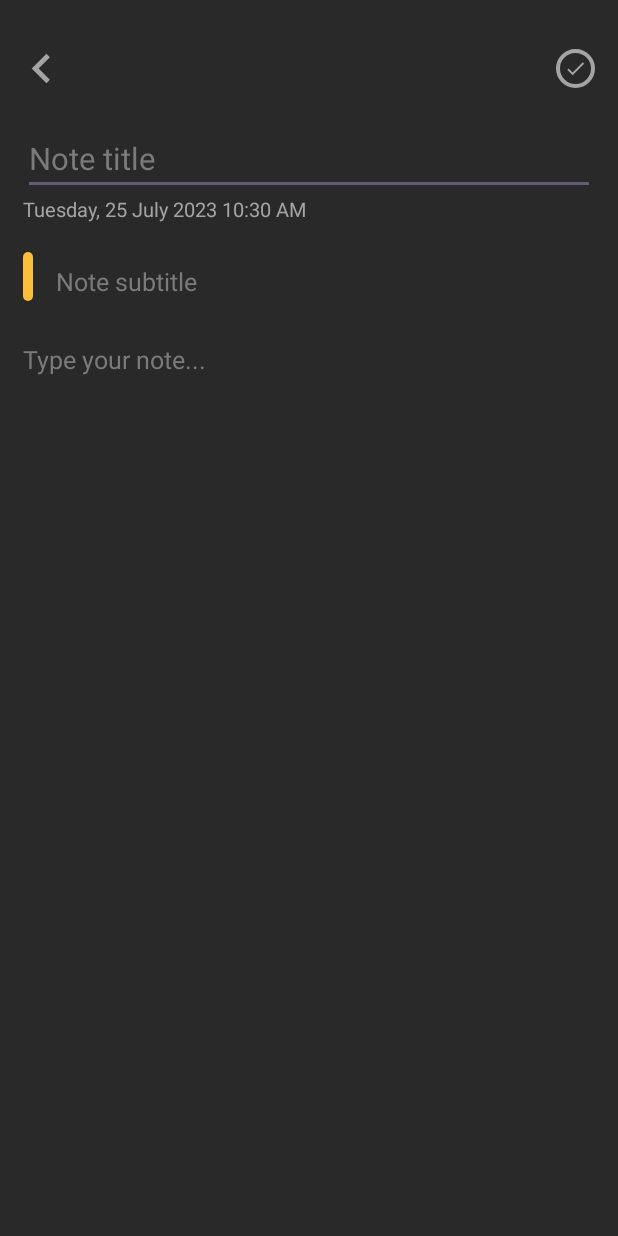
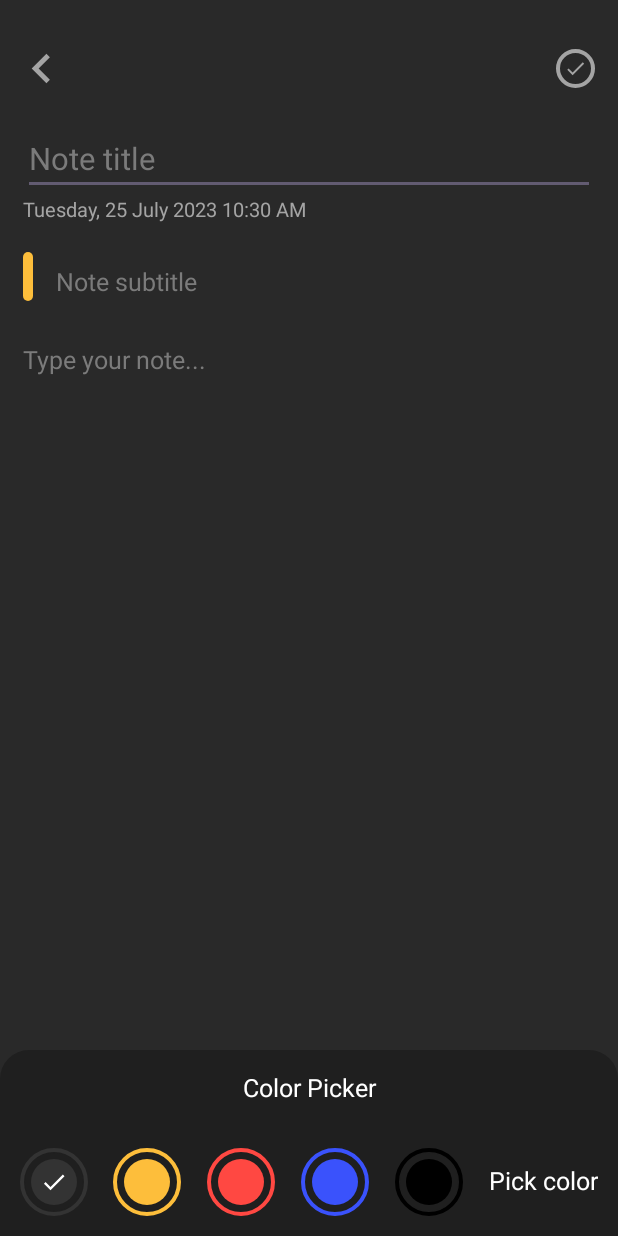
Before and after one commit to MinhKhang0715/Note-taking-app, an Android app: the CreateNoteActivity screen opened directly, with no data from a screen before it, after a tap on "NoteApp", on a phone screen of 412 x 824 dp. Run offline under Robolectric (Android 15) with nearby library versions, the phone set to English and light mode, and no system bars; our stand-ins replace sdp/ssp sizes; 1 other tap on this screen came first.

Commit message:
Add layout for note color picker

```diff
--- a/app/src/main/java/com/example/noteapp/activities/CreateNoteActivity.java
+++ b/app/src/main/java/com/example/noteapp/activities/CreateNoteActivity.java
@@ -6,6 +6,7 @@ import android.os.Handler;
 import android.os.Looper;
 import android.widget.EditText;
 import android.widget.ImageView;
+import android.widget.LinearLayout;
 import android.widget.TextView;
 import android.widget.Toast;
 
@@ -14,6 +15,7 @@ import androidx.appcompat.app.AppCompatActivity;
 import com.example.noteapp.R;
 import com.example.noteapp.database.NoteDatabase;
 import com.example.noteapp.entities.Note;
+import com.google.android.material.bottomsheet.BottomSheetBehavior;
 
 import java.text.SimpleDateFormat;
 import java.util.Date;
@@ -40,6 +42,8 @@ public class CreateNoteActivity extends AppCompatActivity {
                 new SimpleDateFormat("EEEE, dd MMMM yyyy HH:mm a", Locale.getDefault())
                         .format(new Date())
         );
+
+        showColorPicker();
     }
 
     @Override
@@ -76,6 +80,16 @@ public class CreateNoteActivity extends AppCompatActivity {
         });
     }
 
+    private void showColorPicker() {
+        LinearLayout colorPicker = findViewById(R.id.color_picker);
+        BottomSheetBehavior<LinearLayout> bottomSheetBehavior = BottomSheetBehavior.from(colorPicker);
+        colorPicker.findViewById(R.id.textColorPicker).setOnClickListener(view -> {
+            if (bottomSheetBehavior.getState() != BottomSheetBehavior.STATE_EXPANDED)
+                bottomSheetBehavior.setState(BottomSheetBehavior.STATE_EXPANDED);
+            else bottomSheetBehavior.setState(BottomSheetBehavior.STATE_COLLAPSED);
+        });
+    }
+
     private void showToast(String message) {
         Toast.makeText(this, message, Toast.LENGTH_SHORT).show();
     }
--- /dev/null
+++ b/app/src/main/res/drawable/background_note_colors_1.xml
@@ -0,0 +1,31 @@
+<?xml version="1.0" encoding="utf-8"?>
+<layer-list xmlns:android="http://schemas.android.com/apk/res/android">
+    <item>
+        <shape android:shape="oval">
+            <stroke android:width="@dimen/_2sdp"
+                android:color="@color/defaultTextColor"/>
+        </shape>
+    </item>
+
+    <item
+        android:bottom="@dimen/_3sdp"
+        android:top="@dimen/_3sdp"
+        android:left="@dimen/_3sdp"
+        android:right="@dimen/_3sdp">
+        <shape android:shape="oval">
+            <stroke android:width="@dimen/_6sdp"
+                android:color="@color/noteColorPicker"/>
+        </shape>
+    </item>
+
+    <item
+        android:bottom="@dimen/_6sdp"
+        android:top="@dimen/_6sdp"
+        android:left="@dimen/_6sdp"
+        android:right="@dimen/_6sdp">
+        <shape android:shape="oval">
+            <solid android:color="@color/defaultTextColor"/>
+        </shape>
+    </item>
+
+</layer-list>
--- /dev/null
+++ b/app/src/main/res/drawable/background_note_colors_2.xml
@@ -0,0 +1,31 @@
+<?xml version="1.0" encoding="utf-8"?>
+<layer-list xmlns:android="http://schemas.android.com/apk/res/android">
+    <item>
+        <shape android:shape="oval">
+            <stroke android:width="@dimen/_2sdp"
+                android:color="@color/note2"/>
+        </shape>
+    </item>
+
+    <item
+        android:bottom="@dimen/_3sdp"
+        android:top="@dimen/_3sdp"
+        android:left="@dimen/_3sdp"
+        android:right="@dimen/_3sdp">
+        <shape android:shape="oval">
+            <stroke android:width="@dimen/_6sdp"
+                android:color="@color/noteColorPicker"/>
+        </shape>
+    </item>
+
+    <item
+        android:bottom="@dimen/_6sdp"
+        android:top="@dimen/_6sdp"
+        android:left="@dimen/_6sdp"
+        android:right="@dimen/_6sdp">
+        <shape android:shape="oval">
+            <solid android:color="@color/note2"/>
+        </shape>
+    </item>
+
+</layer-list>
--- /dev/null
+++ b/app/src/main/res/drawable/background_note_colors_3.xml
@@ -0,0 +1,31 @@
+<?xml version="1.0" encoding="utf-8"?>
+<layer-list xmlns:android="http://schemas.android.com/apk/res/android">
+    <item>
+        <shape android:shape="oval">
+            <stroke android:width="@dimen/_2sdp"
+                android:color="@color/note3"/>
+        </shape>
+    </item>
+
+    <item
+        android:bottom="@dimen/_3sdp"
+        android:top="@dimen/_3sdp"
+        android:left="@dimen/_3sdp"
+        android:right="@dimen/_3sdp">
+        <shape android:shape="oval">
+            <stroke android:width="@dimen/_6sdp"
+                android:color="@color/noteColorPicker"/>
+        </shape>
+    </item>
+
+    <item
+        android:bottom="@dimen/_6sdp"
+        android:top="@dimen/_6sdp"
+        android:left="@dimen/_6sdp"
+        android:right="@dimen/_6sdp">
+        <shape android:shape="oval">
+            <solid android:color="@color/note3"/>
+        </shape>
+    </item>
+
+</layer-list>
--- /dev/null
+++ b/app/src/main/res/drawable/background_note_colors_4.xml
@@ -0,0 +1,31 @@
+<?xml version="1.0" encoding="utf-8"?>
+<layer-list xmlns:android="http://schemas.android.com/apk/res/android">
+    <item>
+        <shape android:shape="oval">
+            <stroke android:width="@dimen/_2sdp"
+                android:color="@color/note4"/>
+        </shape>
+    </item>
+
+    <item
+        android:bottom="@dimen/_3sdp"
+        android:top="@dimen/_3sdp"
+        android:left="@dimen/_3sdp"
+        android:right="@dimen/_3sdp">
+        <shape android:shape="oval">
+            <stroke android:width="@dimen/_6sdp"
+                android:color="@color/noteColorPicker"/>
+        </shape>
+    </item>
+
+    <item
+        android:bottom="@dimen/_6sdp"
+        android:top="@dimen/_6sdp"
+        android:left="@dimen/_6sdp"
+        android:right="@dimen/_6sdp">
+        <shape android:shape="oval">
+            <solid android:color="@color/note4"/>
+        </shape>
+    </item>
+
+</layer-list>
--- /dev/null
+++ b/app/src/main/res/drawable/background_note_colors_5.xml
@@ -0,0 +1,31 @@
+<?xml version="1.0" encoding="utf-8"?>
+<layer-list xmlns:android="http://schemas.android.com/apk/res/android">
+    <item>
+        <shape android:shape="oval">
+            <stroke android:width="@dimen/_2sdp"
+                android:color="@color/note5"/>
+        </shape>
+    </item>
+
+    <item
+        android:bottom="@dimen/_3sdp"
+        android:top="@dimen/_3sdp"
+        android:left="@dimen/_3sdp"
+        android:right="@dimen/_3sdp">
+        <shape android:shape="oval">
+            <stroke android:width="@dimen/_6sdp"
+                android:color="@color/noteColorPicker"/>
+        </shape>
+    </item>
+
+    <item
+        android:bottom="@dimen/_6sdp"
+        android:top="@dimen/_6sdp"
+        android:left="@dimen/_6sdp"
+        android:right="@dimen/_6sdp">
+        <shape android:shape="oval">
+            <solid android:color="@color/note5"/>
+        </shape>
+    </item>
+
+</layer-list>
--- /dev/null
+++ b/app/src/main/res/drawable/color_picker_background.xml
@@ -0,0 +1,7 @@
+<?xml version="1.0" encoding="utf-8"?>
+<shape xmlns:android="http://schemas.android.com/apk/res/android"
+    android:shape="rectangle">
+    <solid android:color="@color/noteColorPicker"/>
+    <corners android:topLeftRadius="@dimen/_15sdp"
+        android:topRightRadius="@dimen/_15sdp"/>
+</shape>
--- a/app/src/main/res/layout/activity_create_note.xml
+++ b/app/src/main/res/layout/activity_create_note.xml
@@ -125,5 +125,6 @@
 
     </ScrollView>
 
+    <include layout="@layout/color_picker"/>
 
 </androidx.coordinatorlayout.widget.CoordinatorLayout>
--- /dev/null
+++ b/app/src/main/res/layout/color_picker.xml
@@ -0,0 +1,131 @@
+<?xml version="1.0" encoding="utf-8"?>
+<LinearLayout xmlns:android="http://schemas.android.com/apk/res/android"
+    xmlns:app="http://schemas.android.com/apk/res-auto"
+    android:id="@+id/color_picker"
+    android:layout_width="match_parent"
+    android:layout_height="wrap_content"
+    android:orientation="vertical"
+    android:background="@drawable/color_picker_background"
+    app:behavior_peekHeight="@dimen/_40sdp"
+    app:layout_behavior="@string/bottom_sheet_behavior">
+
+    <TextView
+        android:id="@+id/textColorPicker"
+        android:layout_width="match_parent"
+        android:layout_height="@dimen/_40sdp"
+        android:gravity="center"
+        android:includeFontPadding="false"
+        android:text="@string/color_picker"
+        android:textColor="@color/white"
+        android:textSize="@dimen/_13ssp"/>
+
+    <LinearLayout
+        android:id="@+id/noteColors"
+        android:layout_width="match_parent"
+        android:layout_height="wrap_content"
+        android:layout_margin="@dimen/_10sdp"
+        android:gravity="center_vertical"
+        android:orientation="horizontal">
+
+        <FrameLayout
+            android:layout_width="0dp"
+            android:layout_height="wrap_content"
+            android:layout_weight="1">
+            <View
+                android:id="@+id/color1"
+                android:layout_width="@dimen/_35sdp"
+                android:layout_height="@dimen/_35sdp"
+                android:background="@drawable/background_note_colors_1"/>
+            <ImageView
+                android:id="@+id/imgColor1"
+                android:layout_width="@dimen/_35sdp"
+                android:layout_height="@dimen/_35sdp"
+                android:contentDescription="@string/app_name"
+                android:padding="@dimen/_10sdp"
+                android:src="@drawable/ic_done_24"
+                app:tint="@color/white"/>
+        </FrameLayout>
+
+        <FrameLayout
+            android:layout_width="0dp"
+            android:layout_height="wrap_content"
+            android:layout_weight="1">
+            <View
+                android:id="@+id/color2"
+                android:layout_width="@dimen/_35sdp"
+                android:layout_height="@dimen/_35sdp"
+                android:background="@drawable/background_note_colors_2"/>
+            <ImageView
+                android:id="@+id/imgColor2"
+                android:layout_width="@dimen/_35sdp"
+                android:layout_height="@dimen/_35sdp"
+                android:contentDescription="@string/app_name"
+                android:padding="@dimen/_10sdp"
+                app:tint="@color/white"/>
+        </FrameLayout>
+
+        <FrameLayout
+            android:layout_width="0dp"
+            android:layout_height="wrap_content"
+            android:layout_weight="1">
+            <View
+                android:id="@+id/color3"
+                android:layout_width="@dimen/_35sdp"
+                android:layout_height="@dimen/_35sdp"
+                android:background="@drawable/background_note_colors_3"/>
+            <ImageView
+                android:id="@+id/imgColor3"
+                android:layout_width="@dimen/_35sdp"
+                android:layout_height="@dimen/_35sdp"
+                android:contentDescription="@string/app_name"
+                android:padding="@dimen/_10sdp"
+                app:tint="@color/white"/>
+        </FrameLayout>
+
+        <FrameLayout
+            android:layout_width="0dp"
+            android:layout_height="wrap_content"
+            android:layout_weight="1">
+            <View
+                android:id="@+id/color4"
+                android:layout_width="@dimen/_35sdp"
+                android:layout_height="@dimen/_35sdp"
+                android:background="@drawable/background_note_colors_4"/>
+            <ImageView
+                android:id="@+id/imgColor4"
+                android:layout_width="@dimen/_35sdp"
+                android:layout_height="@dimen/_35sdp"
+                android:contentDescription="@string/app_name"
+                android:padding="@dimen/_10sdp"
+                app:tint="@color/white"/>
+        </FrameLayout>
+
+        <FrameLayout
+            android:layout_width="0dp"
+            android:layout_height="wrap_content"
+            android:layout_weight="1">
+            <View
+                android:id="@+id/color5"
+                android:layout_width="@dimen/_35sdp"
+                android:layout_height="@dimen/_35sdp"
+                android:background="@drawable/background_note_colors_5"/>
+            <ImageView
+                android:id="@+id/imgColor5"
+                android:layout_width="@dimen/_35sdp"
+                android:layout_height="@dimen/_35sdp"
+                android:contentDescription="@string/app_name"
+                android:padding="@dimen/_10sdp"
+                app:tint="@color/white"/>
+        </FrameLayout>
+
+        <TextView
+            android:layout_width="wrap_content"
+            android:layout_height="wrap_content"
+            android:includeFontPadding="false"
+            android:text="@string/pick_color"
+            android:textColor="@color/white"
+            android:textSize="@dimen/_13ssp"/>
+
+    </LinearLayout>
+
+</LinearLayout>
--- a/app/src/main/res/values/strings.xml
+++ b/app/src/main/res/values/strings.xml
@@ -4,4 +4,6 @@
     <string name="note_title">Note title</string>
     <string name="note_subtitle">Note subtitle</string>
     <string name="type_your_note">Type your note...</string>
+    <string name="color_picker">Color Picker</string>
+    <string name="pick_color">Pick color</string>
 </resources>
```
